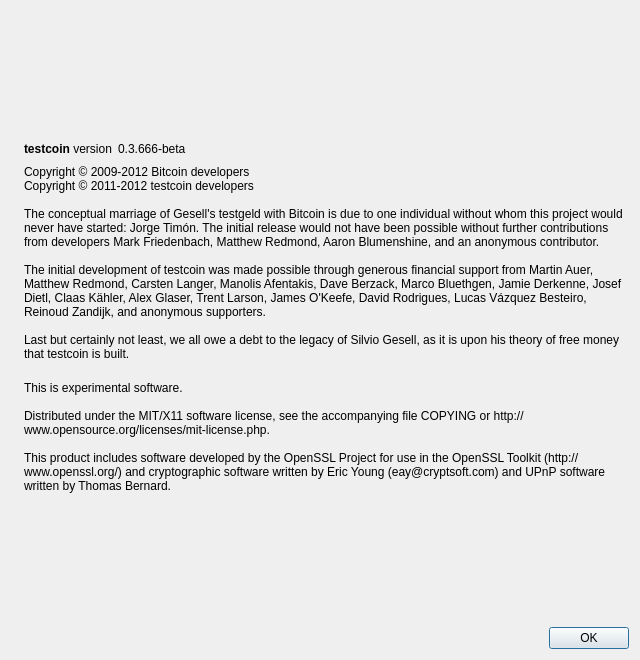
Qt form src/qt/forms/aboutdialog.ui (yodacoin/test) before a commit.
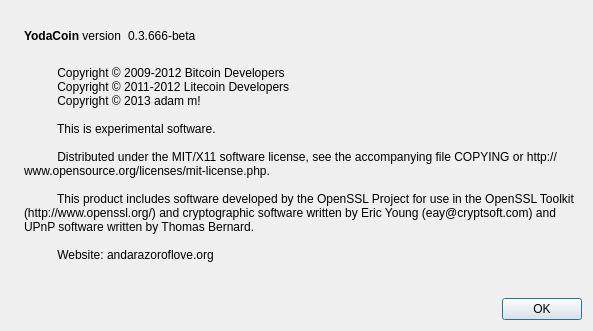
The same form after that commit. Icons and pictures are not drawn.

What changed in the file:
```diff
--- a/src/qt/forms/aboutdialog.ui
+++ b/src/qt/forms/aboutdialog.ui
@@ -6,8 +6,8 @@
    <rect>
     <x>0</x>
     <y>0</y>
-    <width>640</width>
-    <height>660</height>
+    <width>593</width>
+    <height>331</height>
    </rect>
   </property>
   <property name="windowTitle">
@@ -50,7 +50,7 @@
           <cursorShape>IBeamCursor</cursorShape>
          </property>
          <property name="text">
-          <string>&lt;b&gt;testcoin&lt;/b&gt; version</string>
+          <string>&lt;b&gt;YodaCoin&lt;/b&gt; version</string>
          </property>
          <property name="textInteractionFlags">
           <set>Qt::LinksAccessibleByMouse|Qt::TextSelectableByKeyboard|Qt::TextSelectableByMouse</set>
@@ -65,6 +65,9 @@
          <property name="text">
           <string notr="true">0.3.666-beta</string>
          </property>
+         <property name="textFormat">
+          <enum>Qt::RichText</enum>
+         </property>
          <property name="textInteractionFlags">
           <set>Qt::LinksAccessibleByMouse|Qt::TextSelectableByKeyboard|Qt::TextSelectableByMouse</set>
          </property>
@@ -85,29 +88,6 @@
        </item>
       </layout>
      </item>
-     <item>
-      <widget class="QLabel" name="copyrightLabel">
-       <property name="cursor">
-        <cursorShape>IBeamCursor</cursorShape>
-       </property>
-       <property name="text">
-        <string>Copyright © 2009-2012 Bitcoin developers
-Copyright © 2011-2012 testcoin developers
-
-The conceptual marriage of Gesell's testgeld with Bitcoin is due to one individual without whom this project would never have started: Jorge Timón. The initial release would not have been possible without further contributions from developers Mark Friedenbach, Matthew Redmond, Aaron Blumenshine, and an anonymous contributor.
-
-The initial development of testcoin was made possible through generous financial support from Martin Auer, Matthew Redmond, Carsten Langer, Manolis Afentakis, Dave Berzack, Marco Bluethgen, Jamie Derkenne, Josef Dietl, Claas Kähler, Alex Glaser, Trent Larson, James O'Keefe, David Rodrigues, Lucas Vázquez Besteiro, Reinoud Zandijk, and anonymous supporters.
-
-Last but certainly not least, we all owe a debt to the legacy of Silvio Gesell, as it is upon his theory of free money that testcoin is built.</string>
-       </property>
-       <property name="wordWrap">
-        <bool>true</bool>
-       </property>
-       <property name="textInteractionFlags">
-        <set>Qt::LinksAccessibleByMouse|Qt::TextSelectableByKeyboard|Qt::TextSelectableByMouse</set>
-       </property>
-      </widget>
-     </item>
      <item>
       <widget class="QLabel" name="label_2">
        <property name="cursor">
@@ -115,11 +95,18 @@
        </property>
        <property name="text">
         <string>
-This is experimental software.
+          Copyright © 2009-2012 Bitcoin Developers
+          Copyright © 2011-2012 Litecoin Developers
+          Copyright © 2013 adam m!
 
-Distributed under the MIT/X11 software license, see the accompanying file COPYING or http://www.opensource.org/licenses/mit-license.php.
+          This is experimental software.
 
-This product includes software developed by the OpenSSL Project for use in the OpenSSL Toolkit (http://www.openssl.org/) and cryptographic software written by Eric Young (eay@cryptsoft.com) and UPnP software written by Thomas Bernard.</string>
+          Distributed under the MIT/X11 software license, see the accompanying file COPYING or http://www.opensource.org/licenses/mit-license.php.
+
+          This product includes software developed by the OpenSSL Project for use in the OpenSSL Toolkit (http://www.openssl.org/) and cryptographic software written by Eric Young (eay@cryptsoft.com) and UPnP software written by Thomas Bernard.
+
+          Website: andarazoroflove.org
+        </string>
        </property>
        <property name="wordWrap">
         <bool>true</bool>
```
Left out of the diff: 6 changed lines with no effect on the pictures.
